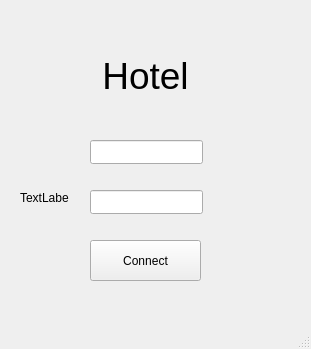
Qt form Authorization.ui (Ruha24/HotelQt) before a commit.
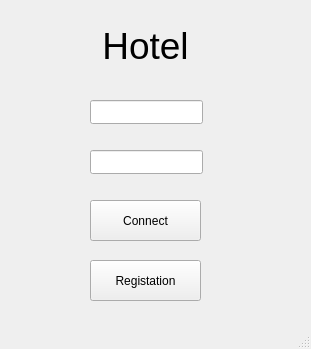
The same form after that commit.

What changed in the file:
```diff
--- a/Authorization.ui
+++ b/Authorization.ui
@@ -18,7 +18,7 @@
     <property name="geometry">
      <rect>
       <x>90</x>
-      <y>40</y>
+      <y>10</y>
       <width>111</width>
       <height>71</height>
      </rect>
@@ -39,7 +39,7 @@
     <property name="geometry">
      <rect>
       <x>90</x>
-      <y>140</y>
+      <y>100</y>
       <width>113</width>
       <height>24</height>
      </rect>
@@ -49,7 +49,7 @@
     <property name="geometry">
      <rect>
       <x>90</x>
-      <y>190</y>
+      <y>150</y>
       <width>113</width>
       <height>24</height>
      </rect>
@@ -59,7 +59,7 @@
     <property name="geometry">
      <rect>
       <x>90</x>
-      <y>240</y>
+      <y>200</y>
       <width>111</width>
       <height>41</height>
      </rect>
@@ -68,17 +68,17 @@
      <string>Connect</string>
     </property>
    </widget>
-   <widget class="QLabel" name="label_2">
+   <widget class="QPushButton" name="button_registr">
     <property name="geometry">
      <rect>
-      <x>20</x>
-      <y>190</y>
-      <width>49</width>
-      <height>16</height>
+      <x>90</x>
+      <y>260</y>
+      <width>111</width>
+      <height>41</height>
      </rect>
     </property>
     <property name="text">
-     <string>TextLabel</string>
+     <string>Registation</string>
     </property>
    </widget>
   </widget>
```
Left out of the diff: 8 changed lines with no effect on the pictures.
